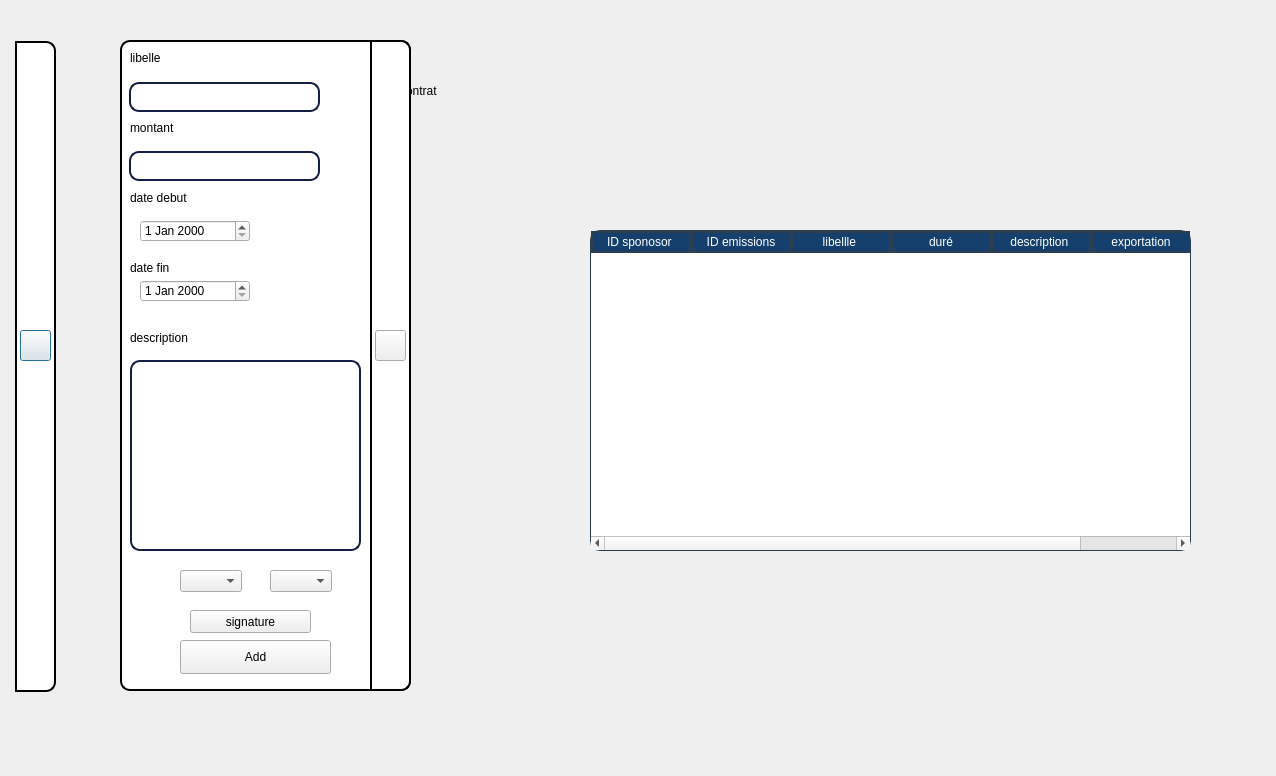
Qt form contract.ui (HyperDarkmoon/TVEmpire) before a commit.
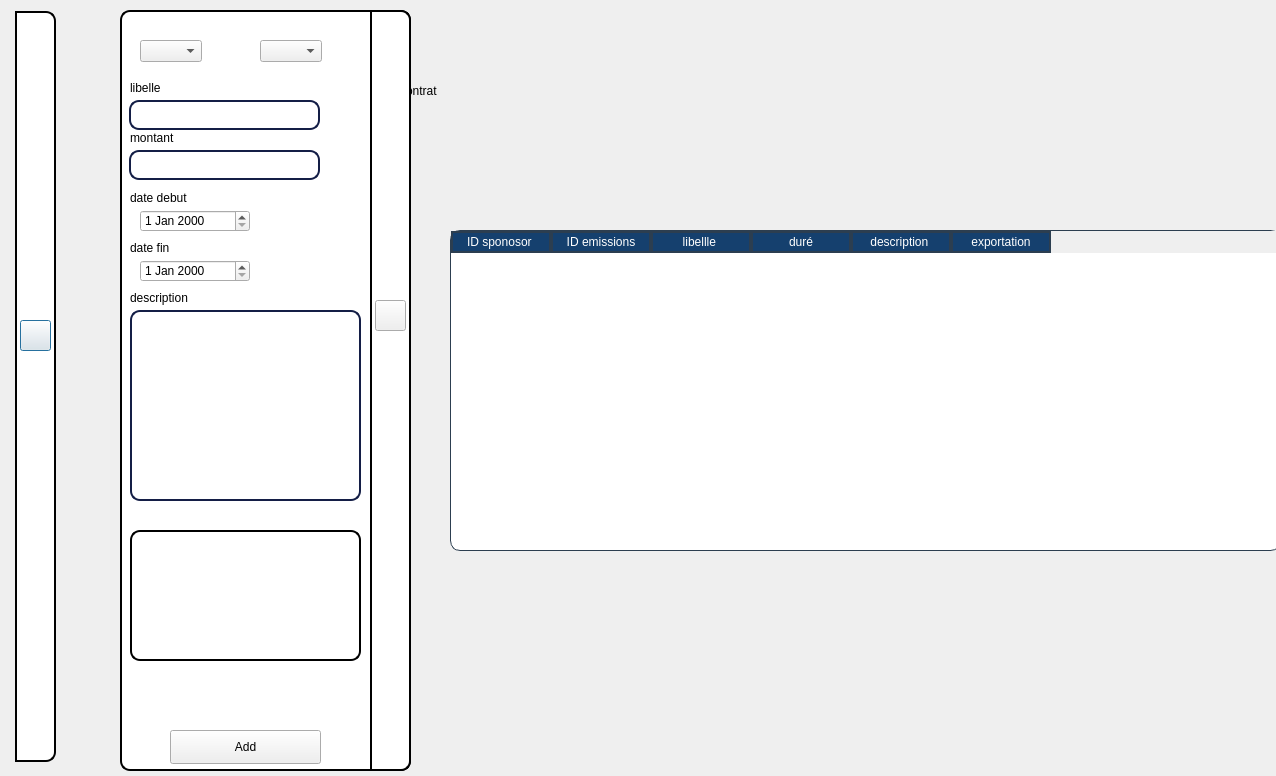
The same form after that commit. Icons and pictures are not drawn.

Patch:
```diff
--- a/contract.ui
+++ b/contract.ui
@@ -16,9 +16,9 @@
   <widget class="QTableWidget" name="tableWidget">
    <property name="geometry">
     <rect>
-     <x>590</x>
+     <x>450</x>
      <y>230</y>
-     <width>601</width>
+     <width>831</width>
      <height>321</height>
     </rect>
    </property>
@@ -117,9 +117,9 @@
    <property name="geometry">
     <rect>
      <x>10</x>
-     <y>10</y>
+     <y>0</y>
      <width>61</width>
-     <height>721</height>
+     <height>781</height>
     </rect>
    </property>
    <property name="styleSheet">
@@ -155,9 +155,9 @@
     <property name="geometry">
      <rect>
       <x>5</x>
-      <y>31</y>
+      <y>11</y>
       <width>41</width>
-      <height>651</height>
+      <height>751</height>
      </rect>
     </property>
     <property name="styleSheet">
@@ -182,9 +182,9 @@
    <property name="geometry">
     <rect>
      <x>120</x>
-     <y>40</y>
+     <y>10</y>
      <width>331</width>
-     <height>691</height>
+     <height>761</height>
     </rect>
    </property>
    <property name="styleSheet">
@@ -207,7 +207,7 @@
       <x>0</x>
       <y>0</y>
       <width>291</width>
-      <height>651</height>
+      <height>761</height>
      </rect>
     </property>
     <property name="styleSheet">
@@ -231,7 +231,7 @@
     <property name="geometry">
      <rect>
       <x>9</x>
-      <y>42</y>
+      <y>90</y>
       <width>191</width>
       <height>30</height>
      </rect>
@@ -255,7 +255,7 @@
     <property name="geometry">
      <rect>
       <x>10</x>
-      <y>10</y>
+      <y>70</y>
       <width>61</width>
       <height>16</height>
      </rect>
@@ -272,7 +272,7 @@
     <property name="geometry">
      <rect>
       <x>9</x>
-      <y>111</y>
+      <y>140</y>
       <width>191</width>
       <height>30</height>
      </rect>
@@ -296,7 +296,7 @@
     <property name="geometry">
      <rect>
       <x>10</x>
-      <y>80</y>
+      <y>120</y>
       <width>48</width>
       <height>16</height>
      </rect>
@@ -313,7 +313,7 @@
     <property name="geometry">
      <rect>
       <x>10</x>
-      <y>150</y>
+      <y>180</y>
       <width>141</width>
       <height>16</height>
      </rect>
@@ -332,7 +332,7 @@
     <property name="geometry">
      <rect>
       <x>10</x>
-      <y>220</y>
+      <y>230</y>
       <width>50</width>
       <height>16</height>
      </rect>
@@ -353,8 +353,8 @@
    <widget class="QPushButton" name="add_btn">
     <property name="geometry">
      <rect>
-      <x>60</x>
-      <y>600</y>
+      <x>50</x>
+      <y>720</y>
       <width>151</width>
       <height>34</height>
      </rect>
@@ -408,7 +408,7 @@
       <x>250</x>
       <y>0</y>
       <width>41</width>
-      <height>651</height>
+      <height>761</height>
      </rect>
     </property>
     <property name="styleSheet">
@@ -430,7 +430,7 @@
     <property name="geometry">
      <rect>
       <x>10</x>
-      <y>290</y>
+      <y>280</y>
       <width>81</width>
       <height>16</height>
      </rect>
@@ -443,30 +443,20 @@
     <property name="geometry">
      <rect>
       <x>10</x>
-      <y>320</y>
+      <y>300</y>
       <width>231</width>
       <height>191</height>
      </rect>
     </property>
-   </widget>
-   <widget class="QPushButton" name="pushButton">
-    <property name="geometry">
-     <rect>
-      <x>70</x>
-      <y>570</y>
-      <width>121</width>
-      <height>23</height>
-     </rect>
-    </property>
-    <property name="text">
-     <string>signature</string>
+    <property name="styleSheet">
+     <string notr="true"/>
     </property>
    </widget>
    <widget class="QComboBox" name="idE">
     <property name="geometry">
      <rect>
-      <x>150</x>
-      <y>530</y>
+      <x>140</x>
+      <y>30</y>
       <width>62</width>
       <height>22</height>
      </rect>
@@ -475,8 +465,8 @@
    <widget class="QComboBox" name="idS">
     <property name="geometry">
      <rect>
-      <x>60</x>
-      <y>530</y>
+      <x>20</x>
+      <y>30</y>
       <width>62</width>
       <height>22</height>
      </rect>
@@ -486,7 +476,7 @@
     <property name="geometry">
      <rect>
       <x>20</x>
-      <y>180</y>
+      <y>200</y>
       <width>110</width>
       <height>22</height>
      </rect>
@@ -496,12 +486,38 @@
     <property name="geometry">
      <rect>
       <x>20</x>
-      <y>240</y>
+      <y>250</y>
       <width>110</width>
       <height>22</height>
      </rect>
     </property>
    </widget>
+   <widget class="QLabel" name="sign">
+    <property name="geometry">
+     <rect>
+      <x>10</x>
+      <y>520</y>
+      <width>231</width>
+      <height>131</height>
+     </rect>
+    </property>
+    <property name="autoFillBackground">
+     <bool>true</bool>
+    </property>
+    <property name="styleSheet">
+     <string notr="true">QLabel {
+    background-color: white;
+    border: 2px solid black;
+    border-radius: 10px;
+    padding: 5px 10px;
+    color: black;
+}
+</string>
+    </property>
+    <property name="text">
+     <string/>
+    </property>
+   </widget>
    <zorder>label_5</zorder>
    <zorder>lib</zorder>
    <zorder>add_btn</zorder>
@@ -514,11 +530,11 @@
    <zorder>pushButton_4</zorder>
    <zorder>label_10</zorder>
    <zorder>desc</zorder>
-   <zorder>pushButton</zorder>
    <zorder>idE</zorder>
    <zorder>idS</zorder>
    <zorder>dated</zorder>
    <zorder>datef</zorder>
+   <zorder>sign</zorder>
   </widget>
  </widget>
  <resources/>
```
